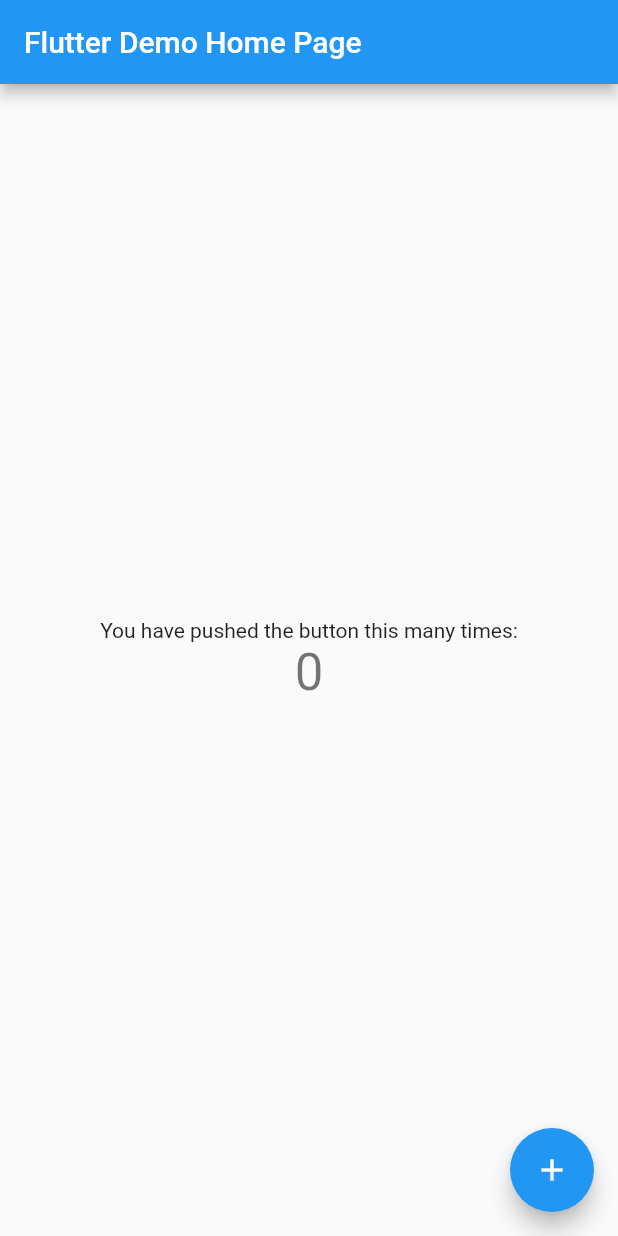
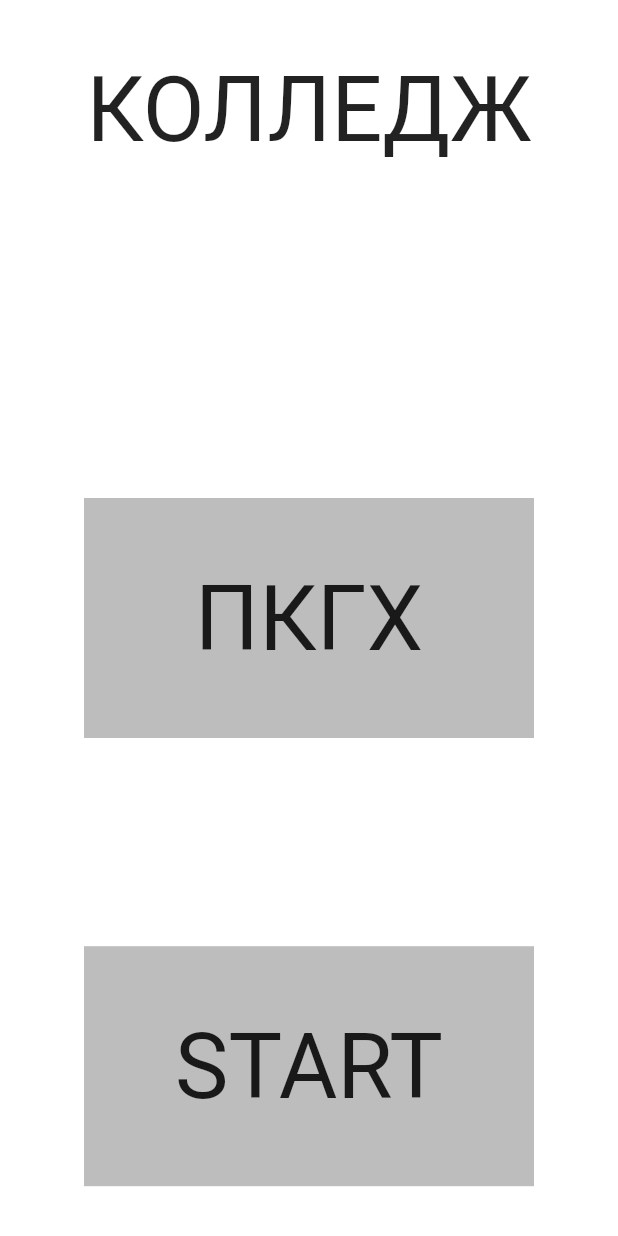
Before and after one commit to docent28/my_test_01, a Flutter app: the screen it shows after launch, on a phone screen of 412 x 824 dp. Run offline on Flutter 3.47's test engine with Material 2 defaults, Android fonts, the phone set to English and light mode, and no system bars.

Commit message:
Обновили flutter, повесили событие на GestureDetector

```diff
--- a/lib/main.dart
+++ b/lib/main.dart
@@ -7,109 +7,78 @@ void main() {
 class MyApp extends StatelessWidget {
   const MyApp({Key? key}) : super(key: key);
 
-  // This widget is the root of your application.
   @override
   Widget build(BuildContext context) {
-    return MaterialApp(
-      title: 'Flutter Demo',
-      theme: ThemeData(
-        // This is the theme of your application.
-        //
-        // Try running your application with "flutter run". You'll see the
-        // application has a blue toolbar. Then, without quitting the app, try
-        // changing the primarySwatch below to Colors.green and then invoke
-        // "hot reload" (press "r" in the console where you ran "flutter run",
-        // or simply save your changes to "hot reload" in a Flutter IDE).
-        // Notice that the counter didn't reset back to zero; the application
-        // is not restarted.
-        primarySwatch: Colors.blue,
-      ),
-      home: const MyHomePage(title: 'Flutter Demo Home Page'),
+    return const MaterialApp(
+      home: MyHomePage(),
     );
   }
 }
 
-class MyHomePage extends StatefulWidget {
-  const MyHomePage({Key? key, required this.title}) : super(key: key);
-
-  // This widget is the home page of your application. It is stateful, meaning
-  // that it has a State object (defined below) that contains fields that affect
-  // how it looks.
-
-  // This class is the configuration for the state. It holds the values (in this
-  // case the title) provided by the parent (in this case the App widget) and
-  // used by the build method of the State. Fields in a Widget subclass are
-  // always marked "final".
-
-  final String title;
-
-  @override
-  State<MyHomePage> createState() => _MyHomePageState();
-}
-
-class _MyHomePageState extends State<MyHomePage> {
-  int _counter = 0;
-
-  void _incrementCounter() {
-    setState(() {
-      // This call to setState tells the Flutter framework that something has
-      // changed in this State, which causes it to rerun the build method below
-      // so that the display can reflect the updated values. If we changed
-      // _counter without calling setState(), then the build method would not be
-      // called again, and so nothing would appear to happen.
-      _counter++;
-    });
-  }
+class MyHomePage extends StatelessWidget {
+  const MyHomePage({Key? key}) : super(key: key);
 
   @override
   Widget build(BuildContext context) {
-    // This method is rerun every time setState is called, for instance as done
-    // by the _incrementCounter method above.
-    //
-    // The Flutter framework has been optimized to make rerunning build methods
-    // fast, so that you can just rebuild anything that needs updating rather
-    // than having to individually change instances of widgets.
     return Scaffold(
-      appBar: AppBar(
-        // Here we take the value from the MyHomePage object that was created by
-        // the App.build method, and use it to set our appbar title.
-        title: Text(widget.title),
+      backgroundColor: Colors.white,
+      body: Stack(
+        children: [
+          const Align(
+            alignment: Alignment(0, -0.9),
+            child: Text(
+              "КОЛЛЕДЖ",
+              style: TextStyle(
+                fontSize: 60,
+                fontWeight: FontWeight.w400,
+              ),
+            ),
+          ),
+          const Align(
+            alignment: Alignment.center,
+            child: ColoredBox(
+              color: Colors.black26,
+              child: SizedBox(
+                height: 160,
+                width: 300,
+                child: Center(
+                  child: Text(
+                    "ПКГХ",
+                    style: TextStyle(
+                      fontSize: 60,
+                      fontWeight: FontWeight.w400,
+                    ),
+                  ),
+                ),
+              ),
+            ),
+          ),
+          Align(
+            alignment: const Alignment(0, 0.9),
+            child: GestureDetector(
+              onTap: () => print(
+                "Нажали",
+              ),
+              child: const ColoredBox(
+                color: Colors.black26,
+                child: SizedBox(
+                  height: 160,
+                  width: 300,
+                  child: Center(
+                    child: Text(
+                      "START",
+                      style: TextStyle(
+                        fontSize: 60,
+                        fontWeight: FontWeight.w400,
+                      ),
+                    ),
+                  ),
+                ),
+              ),
+            ),
+          ),
+        ],
       ),
-      body: Center(
-        // Center is a layout widget. It takes a single child and positions it
-        // in the middle of the parent.
-        child: Column(
-          // Column is also a layout widget. It takes a list of children and
-          // arranges them vertically. By default, it sizes itself to fit its
-          // children horizontally, and tries to be as tall as its parent.
-          //
-          // Invoke "debug painting" (press "p" in the console, choose the
-          // "Toggle Debug Paint" action from the Flutter Inspector in Android
-          // Studio, or the "Toggle Debug Paint" command in Visual Studio Code)
-          // to see the wireframe for each widget.
-          //
-          // Column has various properties to control how it sizes itself and
-          // how it positions its children. Here we use mainAxisAlignment to
-          // center the children vertically; the main axis here is the vertical
-          // axis because Columns are vertical (the cross axis would be
-          // horizontal).
-          mainAxisAlignment: MainAxisAlignment.center,
-          children: <Widget>[
-            const Text(
-              'You have pushed the button this many times:',
-            ),
-            Text(
-              '$_counter',
-              style: Theme.of(context).textTheme.headline4,
-            ),
-          ],
-        ),
-      ),
-      floatingActionButton: FloatingActionButton(
-        onPressed: _incrementCounter,
-        tooltip: 'Increment',
-        child: const Icon(Icons.add),
-      ), // This trailing comma makes auto-formatting nicer for build methods.
     );
   }
 }
```
Also changed, not shown: pubspec.lock.
